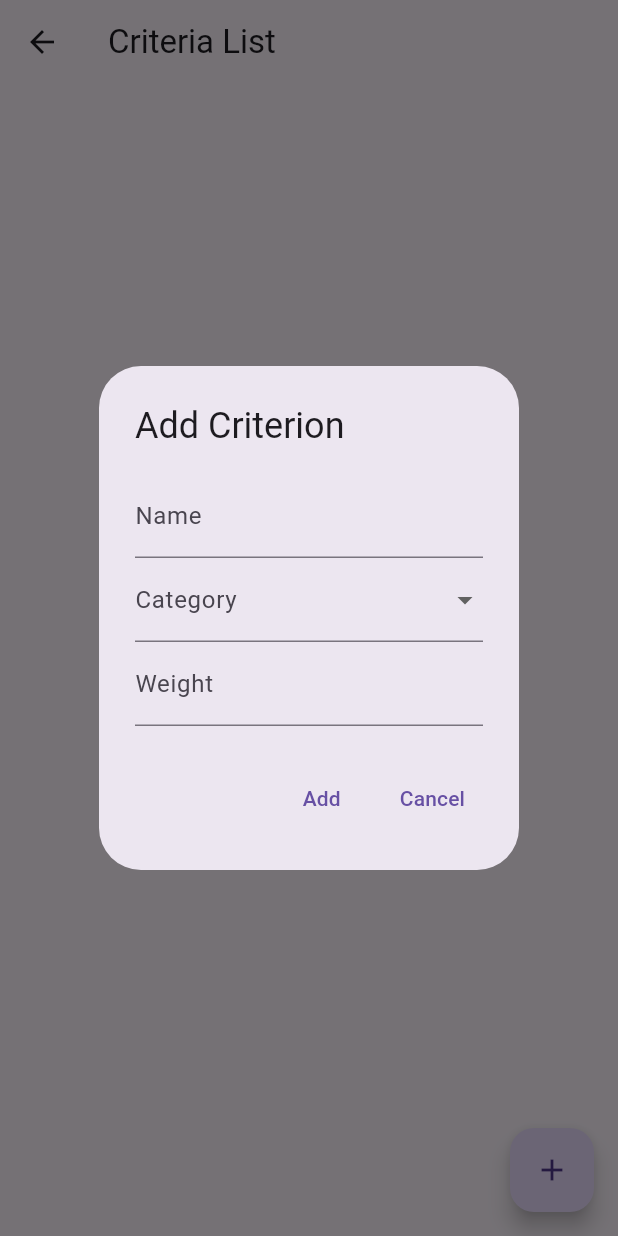
After one commit to hamid-mousavi/DailyEvaluation, a Flutter app: the CriterionPage screen opened by its route, after a tap on the "add" icon, on a phone screen of 412 x 824 dp. The commit adds this screen. Run offline on Flutter 3.47's test engine with Material 3 defaults, Android fonts, the phone set to English and light mode, and no system bars; our stand-ins replace equatable, flutter_bloc, hive, hive_flutter; accounts and stored records are empty.

Commit message:
criterion page add

```diff
--- /dev/null
+++ b/lib/features/daily_evaluation/Data/models/Criterion/criterion.dart
@@ -0,0 +1,18 @@
+
+import 'package:hive/hive.dart';
+
+part 'criterion.g.dart';
+
+@HiveType(typeId: 1)
+class Criterion {
+  @HiveField(0)
+  final String name;
+
+  @HiveField(1)
+  final String category;
+
+  @HiveField(2)
+  final int weight;
+
+  Criterion({required this.name, required this.category, required this.weight});
+}
--- /dev/null
+++ b/lib/features/daily_evaluation/Data/repositories/ICriterionService .dart
@@ -0,0 +1,36 @@
+import 'package:daily_ev/features/daily_evaluation/Data/models/Criterion/criterion.dart';
+import 'package:hive/hive.dart';
+
+abstract class ICriterionService{
+  Future<void> addCriterion(Criterion criterion);
+  Future<void> updateCriterion(int index, Criterion criterion);
+  Future<void> deleteCriterion(int index);
+  Future<List<Criterion>> getAllCriteria();
+}
+
+
+class HiveCriterionService implements ICriterionService {
+  final Box<Criterion> _criterionBox;
+
+  HiveCriterionService(this._criterionBox);
+
+  @override
+  Future<void> addCriterion(Criterion criterion) async {
+    await _criterionBox.add(criterion);  // اضافه کردن فعالیت جدید به دیتابیس Hive
+  }
+
+  @override
+  Future<void> updateCriterion(int index, Criterion criterion) async {
+    await _criterionBox.putAt(index, criterion);  // بروزرسانی فعالیت در دیتابیس Hive
+  }
+
+  @override
+  Future<void> deleteCriterion(int index) async {
+    await _criterionBox.deleteAt(index);  // حذف فعالیت از دیتابیس Hive
+  }
+
+  @override
+  Future<List<Criterion>> getAllCriteria() async {
+    return _criterionBox.values.toList();  // خواندن تمامی فعالیت‌ها از دیتابیس Hive
+  }
+}
--- /dev/null
+++ b/lib/features/daily_evaluation/presentation/Views/Critation/critation_page.dart
@@ -0,0 +1,263 @@
+import 'package:daily_ev/features/daily_evaluation/Data/repositories/ICriterionService%20.dart';
+import 'package:daily_ev/features/daily_evaluation/presentation/Views/add_evalution_view.dart';
+import 'package:flutter/foundation.dart';
+import 'package:flutter/material.dart';
+import 'package:flutter_bloc/flutter_bloc.dart';
+import 'package:daily_ev/features/daily_evaluation/presentation/blocs/bloc/criterion_bloc.dart';
+import 'package:daily_ev/features/daily_evaluation/presentation/blocs/bloc/criterion_event.dart';
+import 'package:daily_ev/features/daily_evaluation/presentation/blocs/bloc/criterion_state.dart';
+import 'package:daily_ev/features/daily_evaluation/Data/models/Criterion/criterion.dart';
+
+class CriterionPage extends StatefulWidget {
+  const CriterionPage({Key? key}) : super(key: key);
+
+  @override
+  State<CriterionPage> createState() => _CriterionPageState();
+}
+
+class _CriterionPageState extends State<CriterionPage> {
+  List<bool> selectedCriteria = [];
+
+  @override
+  void initState() {
+    super.initState();
+    final criterionBloc = context.read<CriterionBloc>();
+
+    // مقداردهی اولیه selectedCriteria هنگام بارگذاری معیارها
+    criterionBloc.stream.listen((state) {
+      if (state is CriterionLoaded) {
+        setState(() {
+          selectedCriteria =
+              List<bool>.filled(state.criteria.length, false); // مقداردهی اولیه
+        });
+      }
+    });
+
+    // در صورت نیاز می‌توانید در اینجا یک Event اولیه بفرستید
+    criterionBloc.add(LoadCriteriaEvent());
+  }
+
+  @override
+  Widget build(BuildContext context) {
+    return Scaffold(
+      appBar: AppBar(title: const Text("Criteria List")),
+      body: BlocListener<CriterionBloc, CriterionState>(
+        listener: (context, state) {
+          if (state is CriterionFailure) {
+            ScaffoldMessenger.of(context).showSnackBar(
+              SnackBar(content: Text('Error: ${state.error}')),
+            );
+          }
+        },
+        child: BlocBuilder<CriterionBloc, CriterionState>(
+          builder: (context, state) {
+            if (state is CriterionLoading) {
+              return const Center(child: CircularProgressIndicator());
+            } else if (state is CriterionLoaded) {
+              // تنظیم وضعیت پیش‌فرض چک‌باکس‌ها به false
+
+              return Column(
+                children: [
+                  Expanded(
+                    child: ListView.builder(
+                      itemCount: state.criteria.length,
+                      itemBuilder: (context, index) {
+                        final criterion = state.criteria[index];
+
+                        return ListTile(
+                          title: Text(criterion.name),
+                          subtitle: Text('Category: ${criterion.category}'),
+                          trailing: Row(
+                            mainAxisSize:
+                                MainAxisSize.min, // جلوگیری از اشغال فضای اضافی
+                            children: [
+                              IconButton(
+                                icon: const Icon(Icons.delete),
+                                onPressed: () {
+                                  context
+                                      .read<CriterionBloc>()
+                                      .add(DeleteCriterionEvent(index));
+                                },
+                              ),
+                              // استفاده از Expanded برای جلوگیری از خطای اندازه
+                              Checkbox(
+                                value: selectedCriteria[index],
+                                onChanged: (bool? value) {
+                                  setState(() {
+                                    selectedCriteria[index] = value ?? false;
+                                  });
+                                },
+                              ),
+                            ],
+                          ),
+                          onTap: () {
+                            _showEditDialog(context, criterion, index);
+                          },
+                        );
+                      },
+                    ),
+                  ),
+                ],
+              );
+            } else {
+              return const Center(child: Text('No Criteria Available'));
+            }
+          },
+        ),
+      ),
+      floatingActionButton: FloatingActionButton(
+        onPressed: () {
+          _showAddDialog(context);
+        },
+        child: const Icon(Icons.add),
+      ),
+    );
+  }
+
+  // نمایش دیالوگ برای افزودن یک معیار جدید
+  void _showAddDialog(BuildContext context) {
+    final nameController = TextEditingController();
+    final weightController = TextEditingController();
+
+    // لیست دسته‌بندی‌ها
+    final categories = ['Category 1', 'Category 2', 'Category 3', 'Category 4'];
+    String? selectedCategory; // مقدار دسته‌بندی انتخاب‌شده
+
+    showDialog(
+      context: context,
+      builder: (context) {
+        return AlertDialog(
+          title: const Text('Add Criterion'),
+          content: Column(
+            mainAxisSize: MainAxisSize.min,
+            children: [
+              TextField(
+                controller: nameController,
+                decoration: const InputDecoration(labelText: 'Name'),
+              ),
+              DropdownButtonFormField<String>(
+                decoration: const InputDecoration(labelText: 'Category'),
+                items: categories.map((String category) {
+                  return DropdownMenuItem<String>(
+                    value: category,
+                    child: Text(category),
+                  );
+                }).toList(),
+                value: selectedCategory,
+                onChanged: (String? newValue) {
+                  selectedCategory =
+                      newValue; // به‌روزرسانی دسته‌بندی انتخاب‌شده
+                },
+              ),
+              TextField(
+                controller: weightController,
+                decoration: const InputDecoration(labelText: 'Weight'),
+                keyboardType: TextInputType.number,
+              ),
+            ],
+          ),
+          actions: [
+            TextButton(
+              onPressed: () {
+                if (selectedCategory != null) {
+                  final criterion = Criterion(
+                    name: nameController.text,
+                    category: selectedCategory!,
+                    weight: int.parse(weightController.text),
+                  );
+                  context
+                      .read<CriterionBloc>()
+                      .add(AddCriterionEvent(criterion));
+                  Navigator.of(context).pop();
+                } else {
+                  // نمایش خطا اگر دسته‌بندی انتخاب نشده باشد
+                  ScaffoldMessenger.of(context).showSnackBar(
+                    const SnackBar(content: Text('Please select a category.')),
+                  );
+                }
+              },
+              child: const Text('Add'),
+            ),
+            TextButton(
+              onPressed: () => Navigator.of(context).pop(),
+              child: const Text('Cancel'),
+            ),
+          ],
+        );
+      },
+    );
+  }
+
+  // نمایش دیالوگ برای ویرایش یک معیار
+
+ void _showEditDialog(BuildContext context, Criterion criterion, int index) {
+  final nameController = TextEditingController(text: criterion.name);
+  final weightController = TextEditingController(text: criterion.weight.toString());
+
+  // لیست دسته‌بندی‌ها
+  final categories = ['Category 1', 'Category 2', 'Category 3', 'Category 4'];
+  String? selectedCategory = criterion.category; // مقدار پیش‌فرض
+
+  showDialog(
+    context: context,
+    builder: (context) {
+      return AlertDialog(
+        title: const Text('Edit Criterion'),
+        content: Column(
+          mainAxisSize: MainAxisSize.min,
+          children: [
+            TextField(
+              controller: nameController,
+              decoration: const InputDecoration(labelText: 'Name'),
+            ),
+            DropdownButtonFormField<String>(
+              decoration: const InputDecoration(labelText: 'Category'),
+              items: categories.map((String category) {
+                return DropdownMenuItem<String>(
+                  value: category,
+                  child: Text(category),
+                );
+              }).toList(),
+              value: selectedCategory,
+              onChanged: (String? newValue) {
+                selectedCategory = newValue; // به‌روزرسانی دسته‌بندی انتخاب‌شده
+              },
+            ),
+            TextField(
+              controller: weightController,
+              decoration: const InputDecoration(labelText: 'Weight'),
+              keyboardType: TextInputType.number,
+            ),
+          ],
+        ),
+        actions: [
+          TextButton(
+            onPressed: () {
+              if (selectedCategory != null) {
+                final updatedCriterion = Criterion(
+                  name: nameController.text,
+                  category: selectedCategory!,
+                  weight: int.parse(weightController.text),
+                );
+                context.read<CriterionBloc>().add(UpdateCriterionEvent(index, updatedCriterion));
+                Navigator.of(context).pop();
+              } else {
+                // نمایش خطا اگر دسته‌بندی انتخاب نشده باشد
+                ScaffoldMessenger.of(context).showSnackBar(
+                  const SnackBar(content: Text('Please select a category.')),
+                );
+              }
+            },
+            child: const Text('Update'),
+          ),
+          TextButton(
+            onPressed: () => Navigator.of(context).pop(),
+            child: const Text('Cancel'),
+          ),
+        ],
+      );
+    },
+  );
+}
+
+ }
--- /dev/null
+++ b/lib/features/daily_evaluation/presentation/blocs/bloc/criterion_bloc.dart
@@ -0,0 +1,48 @@
+import 'package:daily_ev/features/daily_evaluation/Data/models/Criterion/criterion.dart';
+import 'package:daily_ev/features/daily_evaluation/Data/repositories/ICriterionService%20.dart';
+import 'package:daily_ev/features/daily_evaluation/presentation/blocs/bloc/criterion_event.dart';
+import 'package:daily_ev/features/daily_evaluation/presentation/blocs/bloc/criterion_state.dart';
+import 'package:flutter_bloc/flutter_bloc.dart';
+
+class CriterionBloc extends Bloc<CriterionEvent, CriterionState> {
+  final ICriterionService criterionService;
+
+  CriterionBloc(this.criterionService) : super(CriterionInitial()) {
+    on<LoadCriteriaEvent>((event, emit) async {
+      emit(CriterionLoading());
+      try {
+        final criteria = await criterionService.getAllCriteria();
+        emit(CriterionLoaded(criteria));
+      } catch (e) {
+        emit(CriterionFailure(e.toString()));
+      }
+    });
+
+    on<AddCriterionEvent>((event, emit) async {
+      try {
+        await criterionService.addCriterion(event.criterion);
+        add(LoadCriteriaEvent());
+      } catch (e) {
+        emit(CriterionFailure(e.toString()));
+      }
+    });
+
+    on<UpdateCriterionEvent>((event, emit) async {
+      try {
+        await criterionService.updateCriterion(event.index, event.criterion);
+        add(LoadCriteriaEvent());
+      } catch (e) {
+        emit(CriterionFailure(e.toString()));
+      }
+    });
+
+    on<DeleteCriterionEvent>((event, emit) async {
+      try {
+        await criterionService.deleteCriterion(event.index);
+        add(LoadCriteriaEvent());
+      } catch (e) {
+        emit(CriterionFailure(e.toString()));
+      }
+    });
+  }
+}
--- /dev/null
+++ b/lib/features/daily_evaluation/presentation/blocs/bloc/criterion_event.dart
@@ -0,0 +1,24 @@
+import 'package:daily_ev/features/daily_evaluation/Data/models/Criterion/criterion.dart';
+
+abstract class CriterionEvent {}
+
+class LoadCriteriaEvent extends CriterionEvent {}
+
+class AddCriterionEvent extends CriterionEvent {
+  final Criterion criterion;
+
+  AddCriterionEvent(this.criterion);
+}
+
+class UpdateCriterionEvent extends CriterionEvent {
+  final int index;
+  final Criterion criterion;
+
+  UpdateCriterionEvent(this.index, this.criterion);
+}
+
+class DeleteCriterionEvent extends CriterionEvent {
+  final int index;
+
+  DeleteCriterionEvent(this.index);
+}
--- /dev/null
+++ b/lib/features/daily_evaluation/presentation/blocs/bloc/criterion_state.dart
@@ -0,0 +1,19 @@
+import 'package:daily_ev/features/daily_evaluation/Data/models/Criterion/criterion.dart';
+
+abstract class CriterionState {}
+
+class CriterionInitial extends CriterionState {}
+
+class CriterionLoading extends CriterionState {}
+
+class CriterionLoaded extends CriterionState {
+  final List<Criterion> criteria;
+
+  CriterionLoaded(this.criteria);
+}
+
+class CriterionFailure extends CriterionState {
+  final String error;
+
+  CriterionFailure(this.error);
+}
--- a/lib/main.dart
+++ b/lib/main.dart
@@ -1,8 +1,13 @@
+import 'package:daily_ev/features/daily_evaluation/Data/models/Criterion/criterion.dart';
 import 'package:daily_ev/features/daily_evaluation/Data/models/daily_evaluation.dart';
+import 'package:daily_ev/features/daily_evaluation/Data/repositories/ICriterionService%20.dart';
 import 'package:daily_ev/features/daily_evaluation/Data/repositories/daily_evalation_services.dart';
+import 'package:daily_ev/features/daily_evaluation/presentation/Views/Critation/critation_page.dart';
 import 'package:daily_ev/features/daily_evaluation/presentation/Views/add_evalution_view.dart';
 import 'package:daily_ev/features/daily_evaluation/presentation/Views/daily_evaluation_view.dart';
 import 'package:daily_ev/features/daily_evaluation/presentation/Views/edit_evalation_view.dart';
+import 'package:daily_ev/features/daily_evaluation/presentation/blocs/bloc/criterion_bloc.dart';
+import 'package:daily_ev/features/daily_evaluation/presentation/blocs/bloc/criterion_event.dart';
 import 'package:daily_ev/features/daily_evaluation/presentation/blocs/bloc/daily_evaluation_bloc.dart';
 import 'package:daily_ev/features/daily_evaluation/presentation/blocs/bloc/daily_evaluation_event.dart';
 import 'package:flutter/material.dart';
@@ -13,24 +18,37 @@ void main() async {
   WidgetsFlutterBinding.ensureInitialized();
   await Hive.initFlutter();
   Hive.registerAdapter(DailyEvaluationAdapter());
+  Hive.registerAdapter(CriterionAdapter());
+
   final evaluationBox = await Hive.openBox<DailyEvaluation>('dailyEvaluations');
+  final criterionBox = await Hive.openBox<Criterion>('criterions');
 
-  runApp(MyApp(evaluationBox));
+  runApp(MyApp(evaluationBox, criterionBox));
 }
 
 class MyApp extends StatelessWidget {
   final Box<DailyEvaluation> evaluationBox;
+  final Box<Criterion> criterionBox;
 
-  const MyApp(this.evaluationBox);
+  const MyApp(this.evaluationBox, this.criterionBox);
 
   @override
   Widget build(BuildContext context) {
     final args =
         ModalRoute.of(context)?.settings.arguments as Map<String, dynamic>?;
-    return BlocProvider(
-      create: (context) => DailyEvaluationBloc(
-        HiveDailyEvaluationService(evaluationBox),
-      )..add(LoadEvaluationsEvent()),
+    return MultiBlocProvider(
+      providers: [
+        BlocProvider(
+          create: (context) => DailyEvaluationBloc(
+            HiveDailyEvaluationService(evaluationBox),
+          )..add(LoadEvaluationsEvent()),
+        ),
+        BlocProvider(
+          create: (context) => CriterionBloc(
+            HiveCriterionService(criterionBox),
+          )..add(LoadCriteriaEvent()),
+        ),
+      ],
       child: MaterialApp(
         title: 'Daily Evaluation',
         theme: ThemeData(
@@ -39,6 +57,7 @@ class MyApp extends StatelessWidget {
         home: DailyEvaluationView(),
         // اضافه کردن مسیرها
         routes: {
+          '/critation_page': (context) => const CriterionPage(),
           '/addDailyEvaluation': (context) => const AddEvaluationPage(),
           '/editEvaluation': (context) => EditEvaluationPage(
                 evaluation: args?['evaluation'],
```
Also changed, not shown: lib/features/daily_evaluation/presentation/Views/daily_evaluation_view.dart (+25 -6 lines), lib/features/daily_evaluation/Data/models/Criterion/criterion.g.dart (added), lib/features/daily_evaluation/presentation/Views/add_evalution_view.dart (line endings or trailing spaces).
